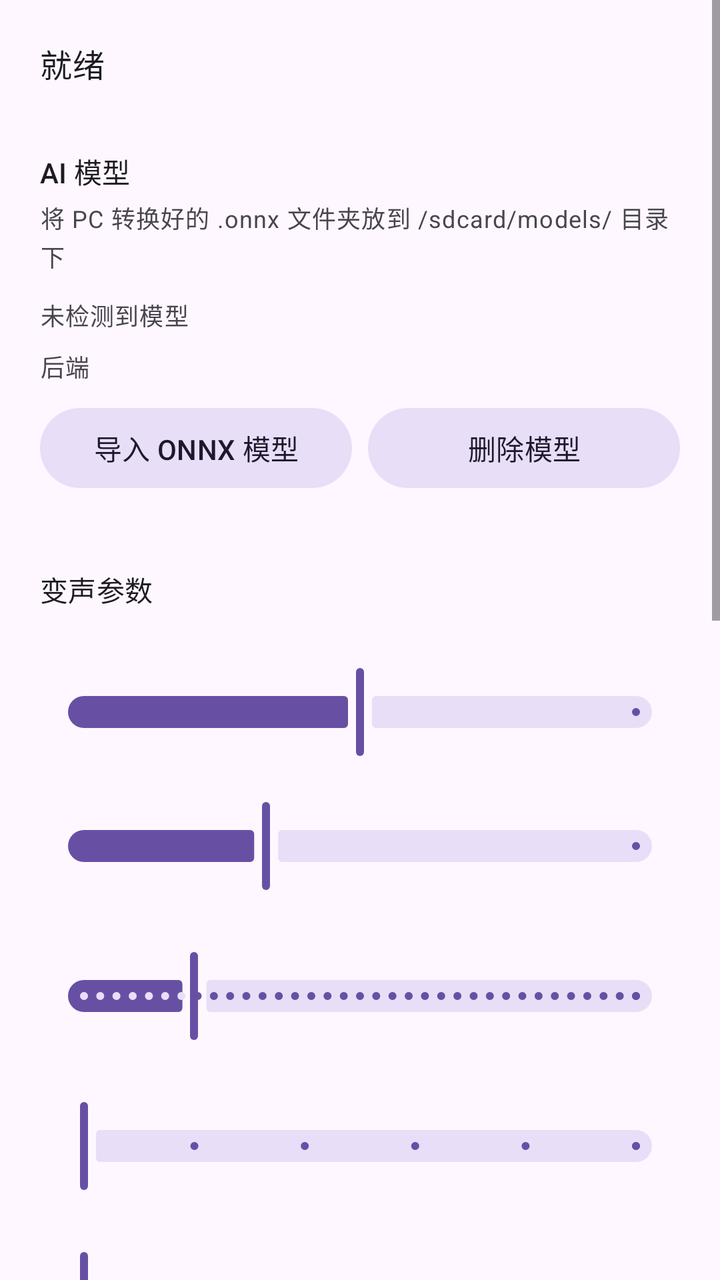
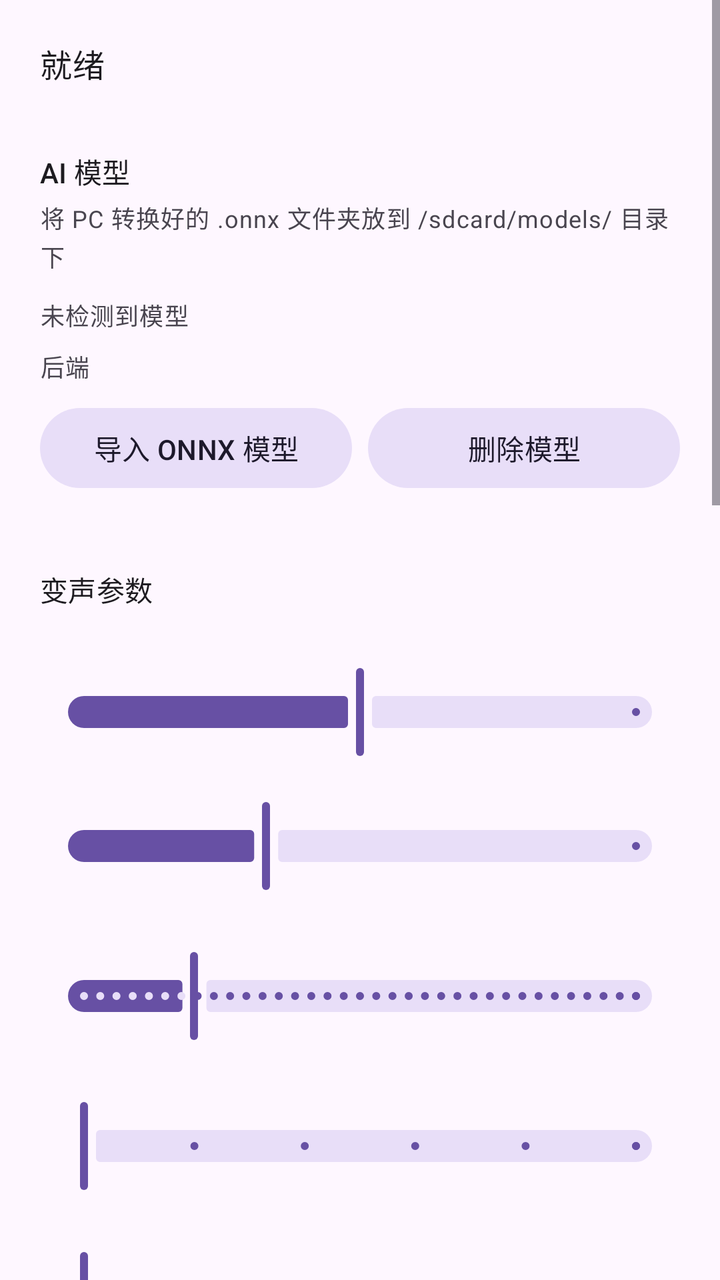

Screens rendered from an Android XML layout before and after an edit, with the pre-edit source and the edit as a unified diff.
<!-- AndroidManifest.xml: application theme Theme.VoiceChanger -->
<!-- res/layout/activity_main.xml -->
<?xml version="1.0" encoding="utf-8"?>
<ScrollView xmlns:android="http://schemas.android.com/apk/res/android"
    xmlns:app="http://schemas.android.com/apk/res-auto"
    android:layout_width="match_parent"
    android:layout_height="match_parent"
    android:fillViewport="true">

    <LinearLayout
        android:layout_width="match_parent"
        android:layout_height="wrap_content"
        android:orientation="vertical"
        android:padding="20dp">

        
        <TextView
            android:id="@+id/tvStatus"
            android:layout_width="match_parent"
            android:layout_height="wrap_content"
            android:text="@string/status_idle"
            android:textAppearance="?attr/textAppearanceTitleMedium" />

        

        
        <LinearLayout
            android:id="@+id/aiPanel"
            android:layout_width="match_parent"
            android:layout_height="wrap_content"
            android:layout_marginTop="16dp"
            android:orientation="vertical">

            
            <TextView
                android:layout_width="match_parent"
                android:layout_height="wrap_content"
                android:layout_marginTop="16dp"
                android:text="@string/rvc_model_title"
                android:textAppearance="?attr/textAppearanceTitleSmall" />

            <TextView
                android:id="@+id/tvModelHelp"
                android:layout_width="match_parent"
                android:layout_height="wrap_content"
                android:layout_marginTop="4dp"
                android:text="@string/rvc_help"
                android:textAppearance="?attr/textAppearanceBodySmall"
                android:textColor="?attr/colorOnSurfaceVariant" />

            <com.google.android.material.chip.ChipGroup
                android:id="@+id/modelList"
                android:layout_width="match_parent"
                android:layout_height="wrap_content"
                android:layout_marginTop="8dp"
                app:selectionRequired="true"
                app:singleSelection="true" />

            
            <TextView
                android:id="@+id/tvModelStatus"
                android:layout_width="match_parent"
                android:layout_height="wrap_content"
                android:layout_marginTop="4dp"
                android:text="@string/rvc_no_model"
                android:textAppearance="?attr/textAppearanceBodySmall" />

            <LinearLayout
                android:layout_width="match_parent"
                android:layout_height="wrap_content"
                android:layout_marginTop="8dp"
                android:orientation="horizontal"
                android:gravity="center_vertical">

                <TextView
                    android:layout_width="wrap_content"
                    android:layout_height="wrap_content"
                    android:text="后端 "
                    android:textAppearance="?attr/textAppearanceBodySmall" />

                <com.google.android.material.chip.ChipGroup
                    android:id="@+id/backendSwitch"
                    android:layout_width="0dp"
                    android:layout_height="wrap_content"
                    android:layout_weight="1"
                    app:singleSelection="true" />
            </LinearLayout>

            <LinearLayout
                android:layout_width="match_parent"
                android:layout_height="wrap_content"
                android:layout_marginTop="8dp"
                android:orientation="horizontal">

                <com.google.android.material.button.MaterialButton
                    android:id="@+id/btnImportOnnx"
                    style="@style/Widget.Material3.Button.TonalButton"
                    android:layout_width="0dp"
                    android:layout_height="wrap_content"
                    android:layout_weight="1"
                    android:text="导入 ONNX 模型" />

                <com.google.android.material.button.MaterialButton
                    android:id="@+id/btnDeleteModel"
                    style="@style/Widget.Material3.Button.TonalButton"
                    android:layout_width="0dp"
                    android:layout_height="wrap_content"
                    android:layout_marginStart="8dp"
                    android:layout_weight="1"
                    android:text="@string/rvc_delete" />
            </LinearLayout>

            <TextView
                android:id="@+id/tvBackend"
                android:layout_width="match_parent"
                android:layout_height="wrap_content"
                android:layout_marginTop="4dp"
                android:textAppearance="?attr/textAppearanceBodySmall"
                android:textColor="?attr/colorOnSurfaceVariant" />

            
            <TextView
                android:layout_width="match_parent"
                android:layout_height="wrap_content"
                android:layout_marginTop="16dp"
                android:text="@string/rvc_params"
                android:textAppearance="?attr/textAppearanceTitleSmall" />

            <TextView
                android:id="@+id/tvF0Key"
                android:layout_width="match_parent"
                android:layout_height="wrap_content"
                android:layout_marginTop="8dp" />

            <com.google.android.material.slider.Slider
                android:id="@+id/sliderF0Key"
                android:layout_width="match_parent"
                android:layout_height="wrap_content"
                android:value="0"
                android:valueFrom="-15"
                android:valueTo="15" />

            <TextView
                android:id="@+id/tvProtect"
                android:layout_width="match_parent"
                android:layout_height="wrap_content" />

            <com.google.android.material.slider.Slider
                android:id="@+id/sliderProtect"
                android:layout_width="match_parent"
                android:layout_height="wrap_content"
                android:value="0.33"
                android:valueFrom="0.0"
                android:valueTo="1.0" />

            <TextView
                android:id="@+id/tvLatency"
                android:layout_width="match_parent"
                android:layout_height="wrap_content"
                android:layout_marginTop="8dp" />

            <com.google.android.material.slider.Slider
                android:id="@+id/sliderLatency"
                android:layout_width="match_parent"
                android:layout_height="wrap_content"
                android:value="1"
                android:valueFrom="0"
                android:valueTo="5"
                android:stepSize="0.01" />

            <TextView
                android:id="@+id/tvNoise"
                android:layout_width="match_parent"
                android:layout_height="wrap_content"
                android:layout_marginTop="8dp" />

            <com.google.android.material.slider.Slider
                android:id="@+id/sliderNoise"
                android:layout_width="match_parent"
                android:layout_height="wrap_content"
                android:value="0"
                android:valueFrom="0"
                android:valueTo="5"
                android:stepSize="1" />

            <TextView
                android:id="@+id/tvEq"
                android:layout_width="match_parent"
                android:layout_height="wrap_content"
                android:layout_marginTop="8dp" />

            <com.google.android.material.slider.Slider
                android:id="@+id/sliderEq"
                android:layout_width="match_parent"
                android:layout_height="wrap_content"
                android:value="0"
                android:valueFrom="0"
                android:valueTo="5"
                android:stepSize="1" />

            <TextView
                android:id="@+id/tvNoiseGate"
                android:layout_width="match_parent"
                android:layout_height="wrap_content"
                android:layout_marginTop="8dp" />

            <com.google.android.material.slider.Slider
                android:id="@+id/sliderNoiseGate"
                android:layout_width="match_parent"
                android:layout_height="wrap_content"
                android:value="0"
                android:valueFrom="0"
                android:valueTo="150"
                android:stepSize="1" />

            <LinearLayout
                android:layout_width="match_parent"
                android:layout_height="wrap_content"
                android:layout_marginTop="8dp"
                android:orientation="horizontal">

                <TextView
                    android:layout_width="0dp"
                    android:layout_height="wrap_content"
                    android:layout_weight="1"
                    android:text="输出降噪" />

                <androidx.appcompat.widget.SwitchCompat
                    android:id="@+id/switchDenoise"
                    android:layout_width="wrap_content"
                    android:layout_height="wrap_content" />
            </LinearLayout>

            <LinearLayout
                android:layout_width="match_parent"
                android:layout_height="wrap_content"
                android:orientation="horizontal">

                <TextView
                    android:layout_width="0dp"
                    android:layout_height="wrap_content"
                    android:layout_weight="1"
                    android:text="音域滤波" />

                <androidx.appcompat.widget.SwitchCompat
                    android:id="@+id/switchVocalRange"
                    android:layout_width="wrap_content"
                    android:layout_height="wrap_content" />
            </LinearLayout>

            <LinearLayout
                android:layout_width="match_parent"
                android:layout_height="wrap_content"
                android:orientation="horizontal">
                <TextView
                    android:layout_width="0dp"
                    android:layout_height="wrap_content"
                    android:layout_weight="1"
                    android:text="RMVPE 音高提取" />
                <androidx.appcompat.widget.SwitchCompat
                    android:id="@+id/switchRmvpe"
                    android:layout_width="wrap_content"
                    android:layout_height="wrap_content"
                    android:checked="true" />
            </LinearLayout>

            <TextView
                android:id="@+id/tvIndexPath"
                android:layout_width="match_parent"
                android:layout_height="wrap_content"
                android:layout_marginTop="8dp"
                android:text="索引: 未选择"
                android:textAppearance="?attr/textAppearanceBodySmall" />

            <com.google.android.material.button.MaterialButton
                android:id="@+id/btnSelectIndex"
                style="@style/Widget.Material3.Button.TonalButton"
                android:layout_width="match_parent"
                android:layout_height="wrap_content"
                android:text="选择索引文件" />

            <TextView
                android:id="@+id/tvIndexRate"
                android:layout_width="match_parent"
                android:layout_height="wrap_content"
                android:layout_marginTop="8dp" />

            <com.google.android.material.slider.Slider
                android:id="@+id/sliderIndexRate"
                android:layout_width="match_parent"
                android:layout_height="wrap_content"
                android:value="0"
                android:valueFrom="0"
                android:valueTo="1"
                android:stepSize="0.01" />

            <com.google.android.material.button.MaterialButton
                android:id="@+id/btnFloat"
                style="@style/Widget.Material3.Button.TonalButton"
                android:layout_width="match_parent"
                android:layout_height="wrap_content"
                android:layout_marginTop="12dp"
                android:text="启动悬浮麦克风" />

            <com.google.android.material.button.MaterialButton
                android:id="@+id/btnCloud"
                style="@style/Widget.Material3.Button.TonalButton"
                android:layout_width="match_parent"
                android:layout_height="wrap_content"
                android:layout_marginTop="8dp"
                android:text="在线变声 (云端API)" />

            <com.google.android.material.button.MaterialButton
                android:id="@+id/btnLocalConvert"
                style="@style/Widget.Material3.Button.TonalButton"
                android:layout_width="match_parent"
                android:layout_height="wrap_content"
                android:enabled="false"
                android:text="转换本地音频" />

            <com.google.android.material.button.MaterialButton
                android:id="@+id/btnRvcRealtime"
                android:layout_width="match_parent"
                android:layout_height="wrap_content"
                android:layout_marginTop="16dp"
                android:enabled="false"
                android:text="快速变声（录音→自动→外放）" />

            <TextView
                android:id="@+id/tvRvcResult"
                android:layout_width="match_parent"
                android:layout_height="wrap_content"
                android:layout_marginTop="8dp"
                android:textAppearance="?attr/textAppearanceBodySmall"
                android:textIsSelectable="true" />
        </LinearLayout>

    </LinearLayout>
</ScrollView>
<!-- resources referenced by this layout -->
<resources>
  <string name="rvc_delete">删除模型</string>
  <string name="rvc_help">将 PC 转换好的 .onnx 文件夹放到 /sdcard/models/ 目录下</string>
  <string name="rvc_model_title">AI 模型</string>
  <string name="rvc_no_model">未检测到模型</string>
  <string name="rvc_params">变声参数</string>
  <string name="status_idle">就绪</string>
  <style name="Theme.VoiceChanger" parent="Theme.Material3.DayNight.NoActionBar" />
</resources>

<!-- the commit's change to res/layout/activity_main.xml (unified diff, before → after) -->
@@ -263,6 +263,69 @@
             </LinearLayout>
 
             <TextView
+                android:layout_width="match_parent"
+                android:layout_height="wrap_content"
+                android:layout_marginTop="12dp"
+                android:text="高级"
+                android:textAppearance="?attr/textAppearanceTitleSmall" />
+
+            <TextView
+                android:id="@+id/tvCrossfade"
+                android:layout_width="match_parent"
+                android:layout_height="wrap_content" />
+
+            <com.google.android.material.slider.Slider
+                android:id="@+id/sliderCrossfade"
+                android:layout_width="match_parent"
+                android:layout_height="wrap_content"
+                android:value="2048"
+                android:valueFrom="256"
+                android:valueTo="4096"
+                android:stepSize="256" />
+
+            <TextView
+                android:id="@+id/tvVadEnergy"
+                android:layout_width="match_parent"
+                android:layout_height="wrap_content" />
+
+            <com.google.android.material.slider.Slider
+                android:id="@+id/sliderVadEnergy"
+                android:layout_width="match_parent"
+                android:layout_height="wrap_content"
+                android:value="500"
+                android:valueFrom="100"
+                android:valueTo="2000"
+                android:stepSize="100" />
+
+            <TextView
+                android:id="@+id/tvVadFrames"
+                android:layout_width="match_parent"
+                android:layout_height="wrap_content" />
+
+            <com.google.android.material.slider.Slider
+                android:id="@+id/sliderVadFrames"
+                android:layout_width="match_parent"
+                android:layout_height="wrap_content"
+                android:value="300"
+                android:valueFrom="50"
+                android:valueTo="600"
+                android:stepSize="50" />
+
+            <TextView
+                android:id="@+id/tvOverlap"
+                android:layout_width="match_parent"
+                android:layout_height="wrap_content" />
+
+            <com.google.android.material.slider.Slider
+                android:id="@+id/sliderOverlap"
+                android:layout_width="match_parent"
+                android:layout_height="wrap_content"
+                android:value="4"
+                android:valueFrom="2"
+                android:valueTo="8"
+                android:stepSize="1" />
+
+            <TextView
                 android:id="@+id/tvIndexPath"
                 android:layout_width="match_parent"
                 android:layout_height="wrap_content"
